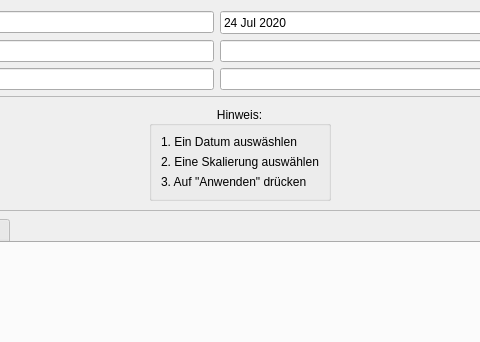
Before: the Qt Designer form src/bosnien.ui in JosephBisso/Starlink, drawn with Qt 5; both pictures show x 283 to 763 and y 0 to 342 of the 1000 by 700 pixel window.
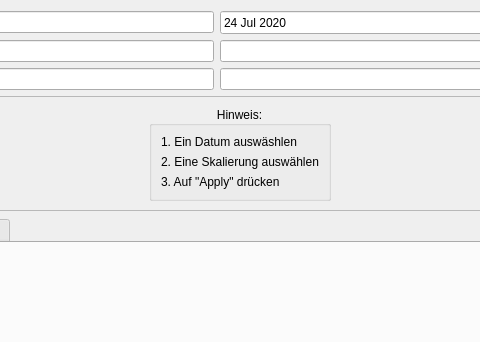
After: the same form once the commit is applied.

Commit message: Aenderung "Anwenden" in "Apply"

Patch:
```diff
--- a/src/bosnien.ui
+++ b/src/bosnien.ui
@@ -215,7 +215,7 @@
          <item row="2" column="0">
           <widget class="QLabel" name="label_3">
            <property name="text">
-            <string>3. Auf &quot;Anwenden&quot; drücken</string>
+            <string>3. Auf &quot;Apply&quot; drücken</string>
            </property>
           </widget>
          </item>
```
The commit also changes 36 other files.
